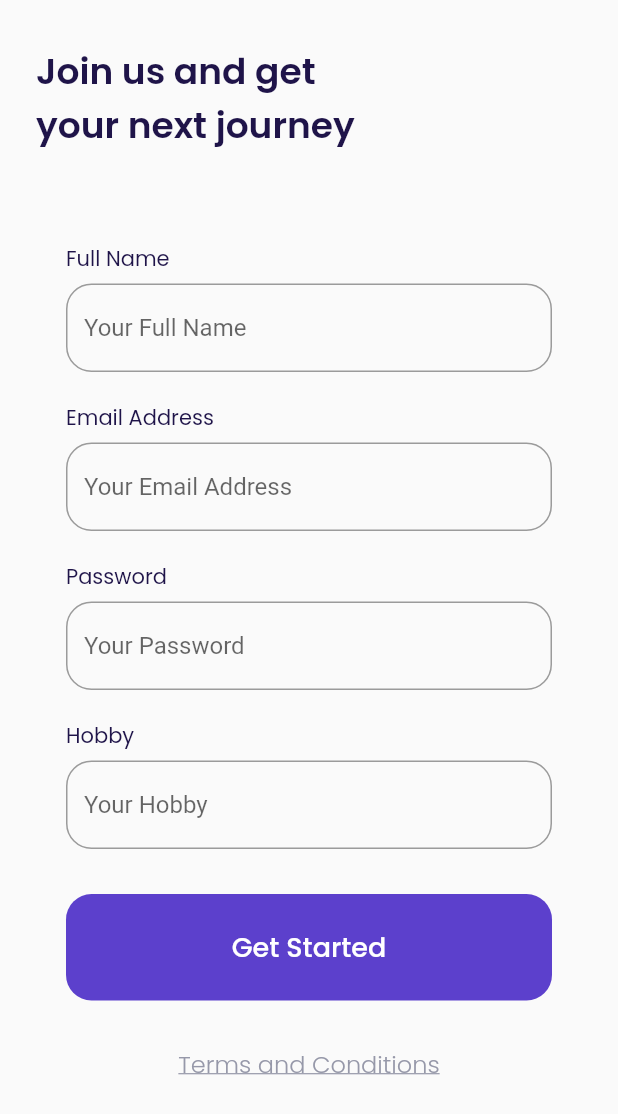
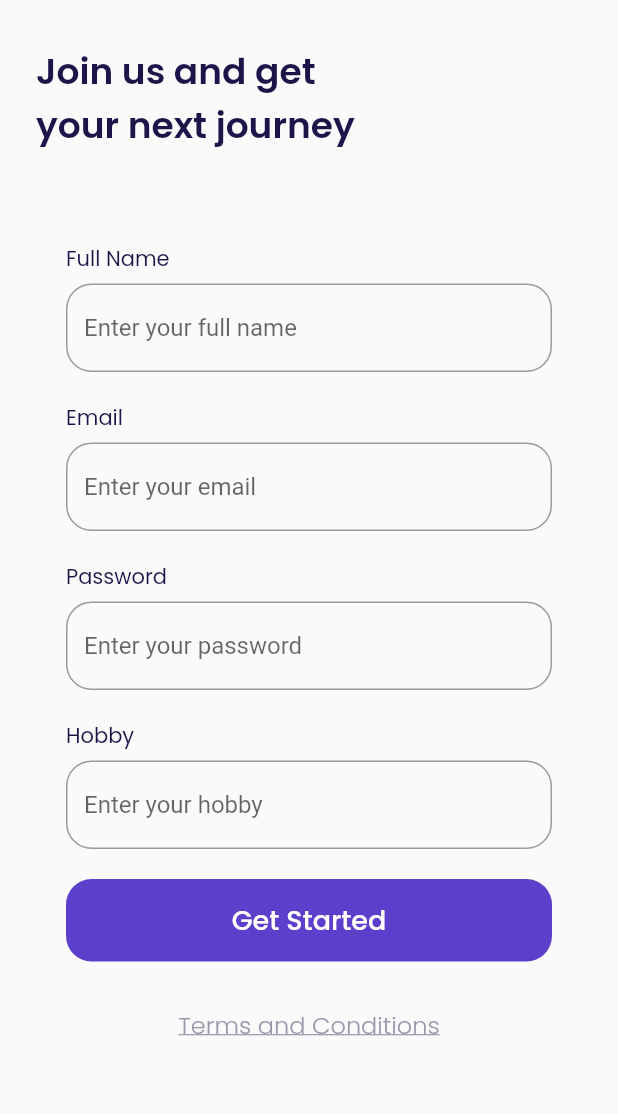
Before and after one commit to HarunNurahman/book-inn-air, a Flutter app: the screen it shows after launch, after a tap on "Get Started", on a phone screen of 412 x 824 dp. Shown: the top 1114 px of the screen. Run offline on Flutter 3.47's test engine with Material 2 defaults, Android fonts, the phone set to English and light mode, and no system bars; our stand-ins replace device_preview, google_fonts.

Commit message:
Sharing widgets

```diff
--- a/lib/main.dart
+++ b/lib/main.dart
@@ -1,4 +1,5 @@
 import 'package:book_inn_air/pages/bonus_page.dart';
+import 'package:book_inn_air/pages/dashboard_page.dart';
 import 'package:book_inn_air/pages/get-started_page.dart';
 import 'package:book_inn_air/pages/sign-up_page.dart';
 import 'package:book_inn_air/pages/splash_page.dart';
@@ -26,6 +27,7 @@
         '/get-started': (context) => const GetStartedPage(),
         '/sign-up': (context) => const SignUpPage(),
         '/bonus': (context) => const BonusPage(),
+        '/dashboard': (context) => const DashboardPage(),
       },
     );
   }
--- a/lib/pages/get-started_page.dart
+++ b/lib/pages/get-started_page.dart
@@ -1,3 +1,4 @@
+import 'package:book_inn_air/pages/widgets/custom_button.dart';
 import 'package:book_inn_air/shared/styles.dart';
 import 'package:flutter/material.dart';
 
@@ -43,35 +44,16 @@ class GetStartedPage extends StatelessWidget {
                   textAlign: TextAlign.center,
                 ),
                 // Get started button
-                Container(
+                CustomButton(
+                  title: 'Get Started',
                   margin: const EdgeInsets.only(
                     top: 50,
                     bottom: 80,
                   ),
-                  child: TextButton(
-                    style: TextButton.styleFrom(
-                      backgroundColor: primaryColor,
-                      shape: RoundedRectangleBorder(
-                        borderRadius: BorderRadius.circular(defaultRadius),
-                      ),
-                    ),
-                    onPressed: () {
-                      Navigator.pushNamed(context, '/sign-up');
-                    },
-                    child: Padding(
-                      padding: const EdgeInsets.symmetric(
-                        vertical: 14,
-                        horizontal: 60,
-                      ),
-                      child: Text(
-                        'Get Started',
-                        style: whiteTextStyle.copyWith(
-                          fontSize: 18,
-                          fontWeight: medium,
-                        ),
-                      ),
-                    ),
-                  ),
+                  width: 220,
+                  onPressed: () {
+                    Navigator.pushNamed(context, '/sign-up');
+                  },
                 ),
               ],
             ),
--- a/lib/pages/sign-up_page.dart
+++ b/lib/pages/sign-up_page.dart
@@ -1,3 +1,5 @@
+import 'package:book_inn_air/pages/widgets/custom_button.dart';
+import 'package:book_inn_air/pages/widgets/custom_text_form_field.dart';
 import 'package:book_inn_air/shared/styles.dart';
 import 'package:flutter/material.dart';
 
@@ -31,167 +33,32 @@ class SignUpPage extends StatelessWidget {
     Widget _inputSection() {
       // Fullname textformfield
       Widget nameInput() {
-        return Container(
-          margin: const EdgeInsets.only(bottom: 20),
-          child: Column(
-            crossAxisAlignment: CrossAxisAlignment.start,
-            children: [
-              Text(
-                'Full Name',
-                style: blackTextStyle.copyWith(
-                  fontSize: 14,
-                ),
-              ),
-              const SizedBox(height: 6),
-              TextFormField(
-                cursorColor: primaryColor,
-                decoration: InputDecoration(
-                  hintText: 'Your Full Name',
-                  border: OutlineInputBorder(
-                    borderRadius: BorderRadius.circular(defaultRadius),
-                  ),
-                  focusedBorder: OutlineInputBorder(
-                    borderRadius: BorderRadius.circular(defaultRadius),
-                    borderSide: BorderSide(
-                      color: primaryColor,
-                    ),
-                  ),
-                ),
-              )
-            ],
-          ),
-        );
+        return CustomTextFormField(
+            title: 'Full Name', hintText: 'Enter your full name');
       }
 
       // Email textformfield
       Widget emailInput() {
-        return Container(
-          margin: const EdgeInsets.only(bottom: 20),
-          child: Column(
-            crossAxisAlignment: CrossAxisAlignment.start,
-            children: [
-              Text(
-                'Email Address',
-                style: blackTextStyle.copyWith(
-                  fontSize: 14,
-                ),
-              ),
-              const SizedBox(height: 6),
-              TextFormField(
-                cursorColor: primaryColor,
-                decoration: InputDecoration(
-                  hintText: 'Your Email Address',
-                  border: OutlineInputBorder(
-                    borderRadius: BorderRadius.circular(defaultRadius),
-                  ),
-                  focusedBorder: OutlineInputBorder(
-                    borderRadius: BorderRadius.circular(defaultRadius),
-                    borderSide: BorderSide(
-                      color: primaryColor,
-                    ),
-                  ),
-                ),
-              )
-            ],
-          ),
+        return CustomTextFormField(
+          title: 'Email',
+          hintText: 'Enter your email',
         );
       }
 
       // Password textformfield
       Widget passInput() {
-        return Container(
-          margin: const EdgeInsets.only(bottom: 20),
-          child: Column(
-            crossAxisAlignment: CrossAxisAlignment.start,
-            children: [
-              Text(
-                'Password',
-                style: blackTextStyle.copyWith(
-                  fontSize: 14,
-                ),
-              ),
-              const SizedBox(height: 6),
-              TextFormField(
-                obscureText: true,
-                cursorColor: primaryColor,
-                decoration: InputDecoration(
-                  hintText: 'Your Password',
-                  border: OutlineInputBorder(
-                    borderRadius: BorderRadius.circular(defaultRadius),
-                  ),
-                  focusedBorder: OutlineInputBorder(
-                    borderRadius: BorderRadius.circular(defaultRadius),
-                    borderSide: BorderSide(
-                      color: primaryColor,
-                    ),
-                  ),
-                ),
-              )
-            ],
-          ),
+        return CustomTextFormField(
+          title: 'Password',
+          hintText: 'Enter your password',
+          obsecureText: true,
         );
       }
 
       // Hobby textformfield
       Widget hobbyInput() {
-        return Container(
-          margin: const EdgeInsets.only(bottom: 30),
-          child: Column(
-            crossAxisAlignment: CrossAxisAlignment.start,
-            children: [
-              Text(
-                'Hobby',
-                style: blackTextStyle.copyWith(
-                  fontSize: 14,
-                ),
-              ),
-              const SizedBox(height: 6),
-              TextFormField(
-                cursorColor: primaryColor,
-                decoration: InputDecoration(
-                  hintText: 'Your Hobby',
-                  border: OutlineInputBorder(
-                    borderRadius: BorderRadius.circular(defaultRadius),
-                  ),
-                  focusedBorder: OutlineInputBorder(
-                    borderRadius: BorderRadius.circular(defaultRadius),
-                    borderSide: BorderSide(
-                      color: primaryColor,
-                    ),
-                  ),
-                ),
-              )
-            ],
-          ),
-        );
-      }
-
-      // Sign up button
-      Widget submitButton() {
-        return Container(
-          width: double.infinity,
-          child: TextButton(
-            onPressed: () {
-              Navigator.pushNamed(context, '/bonus');
-            },
-            style: TextButton.styleFrom(
-                backgroundColor: primaryColor,
-                shape: RoundedRectangleBorder(
-                  borderRadius: BorderRadius.circular(defaultRadius),
-                )),
-            child: Padding(
-              padding: const EdgeInsets.symmetric(
-                vertical: 14,
-              ),
-              child: Text(
-                'Get Started',
-                style: whiteTextStyle.copyWith(
-                  fontSize: 18,
-                  fontWeight: medium,
-                ),
-              ),
-            ),
-          ),
+        return CustomTextFormField(
+          title: 'Hobby',
+          hintText: 'Enter your hobby',
         );
       }
 
@@ -212,7 +79,12 @@ class SignUpPage extends StatelessWidget {
             emailInput(),
             passInput(),
             hobbyInput(),
-            submitButton(),
+            CustomButton(
+              title: 'Get Started',
+              onPressed: (() {
+                Navigator.pushNamed(context, '/bonus');
+              }),
+            ),
           ],
         ),
       );
--- /dev/null
+++ b/lib/pages/widgets/custom_button.dart
@@ -0,0 +1,42 @@
+import 'package:book_inn_air/shared/styles.dart';
+import 'package:flutter/material.dart';
+
+class CustomButton extends StatelessWidget {
+  final String title;
+  final double width;
+  final Function() onPressed;
+  final EdgeInsets margin;
+
+  const CustomButton({
+    Key? key,
+    required this.title,
+    this.width = double.infinity,
+    required this.onPressed,
+    this.margin = EdgeInsets.zero,
+  }) : super(key: key);
+
+  @override
+  Widget build(BuildContext context) {
+    return Container(
+      margin: margin,
+      width: width,
+      height: 55,
+      child: TextButton(
+        style: TextButton.styleFrom(
+          backgroundColor: primaryColor,
+          shape: RoundedRectangleBorder(
+            borderRadius: BorderRadius.circular(defaultRadius),
+          ),
+        ),
+        onPressed: onPressed,
+        child: Text(
+          title,
+          style: whiteTextStyle.copyWith(
+            fontSize: 18,
+            fontWeight: medium,
+          ),
+        ),
+      ),
+    );
+  }
+}
--- /dev/null
+++ b/lib/pages/widgets/custom_text_form_field.dart
@@ -0,0 +1,50 @@
+import 'package:book_inn_air/shared/styles.dart';
+import 'package:flutter/material.dart';
+
+class CustomTextFormField extends StatelessWidget {
+  final String title;
+  final String hintText;
+  final bool obsecureText;
+
+  const CustomTextFormField({
+    Key? key,
+    required this.title,
+    required this.hintText,
+    this.obsecureText = false,
+  }) : super(key: key);
+
+  @override
+  Widget build(BuildContext context) {
+    return Container(
+      margin: const EdgeInsets.only(bottom: 20),
+      child: Column(
+        crossAxisAlignment: CrossAxisAlignment.start,
+        children: [
+          Text(
+            title,
+            style: blackTextStyle.copyWith(
+              fontSize: 14,
+            ),
+          ),
+          const SizedBox(height: 6),
+          TextFormField(
+            obscureText: obsecureText,
+            cursorColor: primaryColor,
+            decoration: InputDecoration(
+              hintText: hintText,
+              border: OutlineInputBorder(
+                borderRadius: BorderRadius.circular(defaultRadius),
+              ),
+              focusedBorder: OutlineInputBorder(
+                borderRadius: BorderRadius.circular(defaultRadius),
+                borderSide: BorderSide(
+                  color: primaryColor,
+                ),
+              ),
+            ),
+          )
+        ],
+      ),
+    );
+  }
+}
--- a/lib/shared/styles.dart
+++ b/lib/shared/styles.dart
@@ -10,6 +10,7 @@ Color kGrayColor = const Color(0xFF9698A9);
 Color kWhiteColor = const Color(0xFFFFFFFF);
 Color kGreenColor = const Color(0xFF0EC3AE);
 Color kRedColor = const Color(0xFFEB70A5);
+Color kTransparentColor = Colors.transparent;
 
 double defaultMargin = 24.0;
 double defaultRadius = 17.0;
```
Also changed, not shown: lib/pages/bonus_page.dart (+11 -33 lines), lib/pages/dashboard_page.dart (added, +66 -0 lines), lib/pages/widgets/custom_bottom_navigation_item.dart (added, +36 -0 lines).
